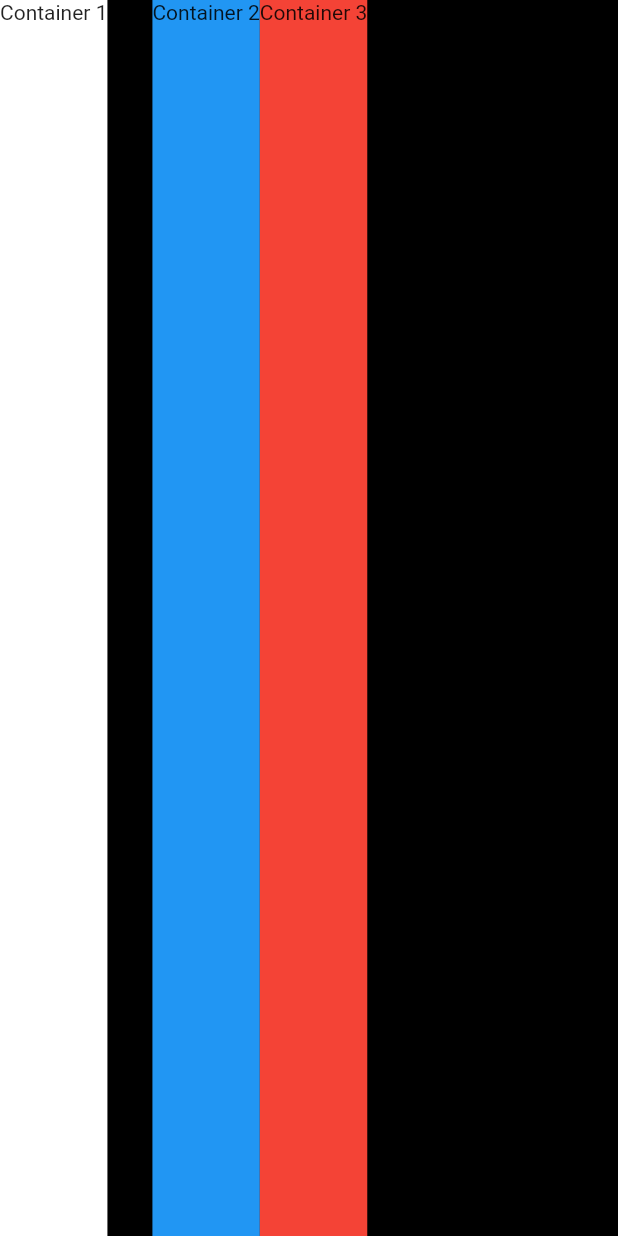
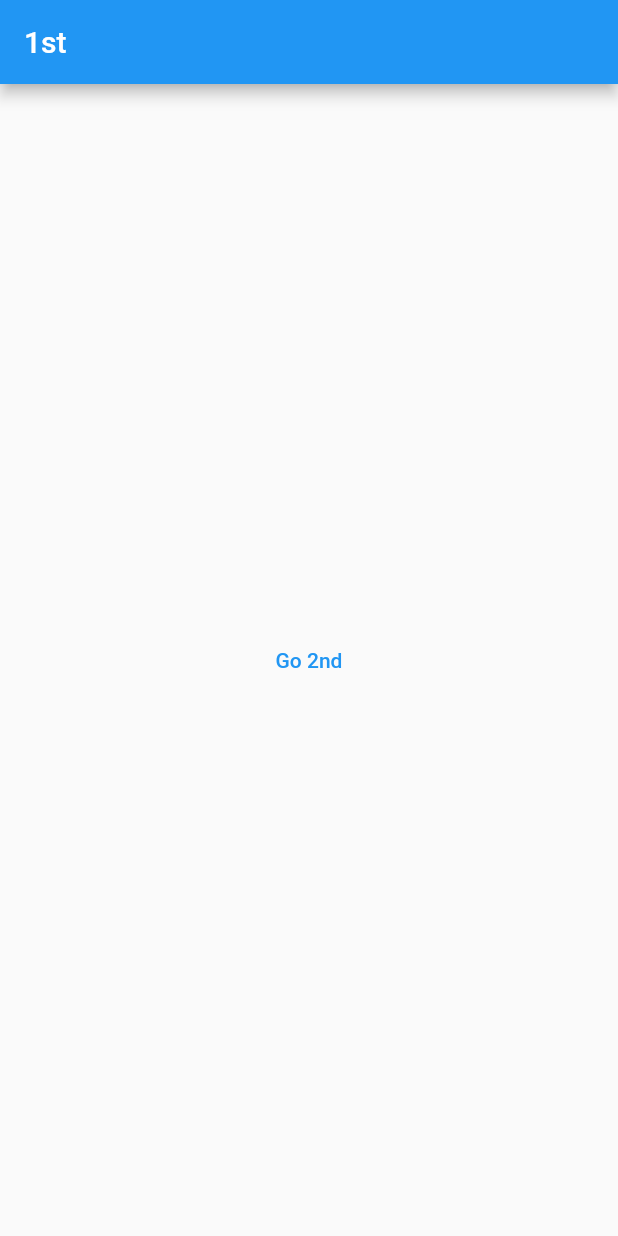
Before and after one commit to songhee-cho/Adobby-FlutterStudy, a Flutter app: the screen it shows after launch, on a phone screen of 412 x 824 dp. Run offline on Flutter 3.47's test engine with Material 2 defaults, Android fonts, the phone set to English and light mode, and no system bars; missing offline and left inert: dart:html.

```diff
--- a/Jiin/first_flutter_study/lib/main.dart
+++ b/Jiin/first_flutter_study/lib/main.dart
@@ -15,52 +15,43 @@ class MyApp extends StatelessWidget {
 }
 
 class MyPage extends StatelessWidget {
-  Widget build(BuildContext context) {
+  Widget build(BuildContext context2) {
     return Scaffold(
-        backgroundColor: Colors.black,
-        body: SafeArea(
-          //화면 안에 보이게 safeArea로 지정
-          child: Center(
-            child: Row(
-              // mainAxisAlignment: MainAxisAlignment.center,    //column 내 container 자체를 세로축의 중앙에 배치
-              // mainAxisSize: MainAxisSize
-              //     .min, //column 내 container의 크기만큼 즉, 최소의 크기로 column widget 축소
-              // verticalDirection: VerticalDirection.up,    //container를 column의 어디에 위치하게 할지 지정 가능
-              // mainAxisAlignment:
-              //     MainAxisAlignment.spaceEvenly, //container의 간격 같게 배치
-              // mainAxisAlignment:
-              //     MainAxisAlignment.spaceBetween, //스크린의 상,중.하에 container 배치
-              // crossAxisAlignment: CrossAxisAlignment.end, //가로축 끝점을 기준으로 딱 맞게 배치
-              crossAxisAlignment:
-                  CrossAxisAlignment.stretch, //container의 너비 끝까지
-              children: <Widget>[
-                Container(
-                  // width: 100,
-                  height: 100,
-                  color: Colors.white,
-                  child: Text('Container 1'),
-                ),
-                SizedBox(
-                  width: 30.0,
-                ),
-                Container(
-                  // width: 100,
-                  height: 100,
-                  color: Colors.blue,
-                  child: Text('Container 2'),
-                ),
-                Container(
-                  // width: 100,
-                  height: 100,
-                  color: Colors.red,
-                  child: Text('Container 3'),
-                ),
-                // Container(
-                //   width: double.infinity,   //오른쪽에 배치할 수 있게 invisible container의 가로를 무한으로 지정
-                // )
-              ],
-            ),
-          ),
-        ));
+      appBar: AppBar(
+        title: Text("1st"),
+      ),
+      body: Center(
+        child: TextButton(
+          child: Text("Go 2nd"),
+          onPressed: () {
+            Navigator.push(
+                context2,
+                MaterialPageRoute(
+                    builder: (context) => SecondPage())); //1st 위에 2nd 쌓음
+          },
+        ),
+      ),
+    );
   }
 }
+
+class SecondPage extends StatelessWidget {
+  const SecondPage({Key? key}) : super(key: key);
+
+  @override
+  Widget build(BuildContext ctx) {
+    return Scaffold(
+      appBar: AppBar(
+        title: Text("2nd"),
+      ),
+      body: Center(
+        child: TextButton(
+          child: Text("Go 1st"),
+          onPressed: () {
+            Navigator.pop(ctx);
+          },
+        ),
+      ),
+    );
+  }
+}
```
